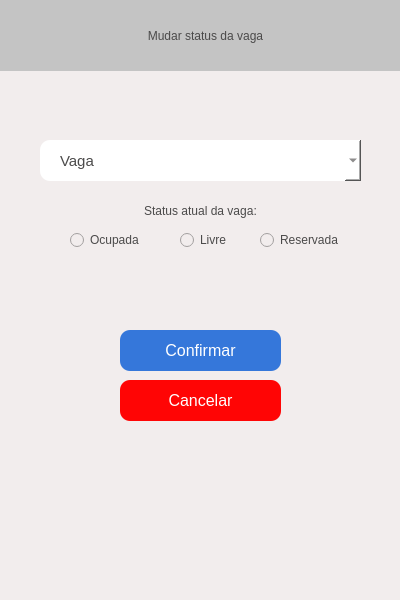
This is docs/funcionario/mudarStatusVaga_funcionario.ui in TrabalhoN2/Estacionamento as Qt 5 draws it before an edit. The edited form follows.
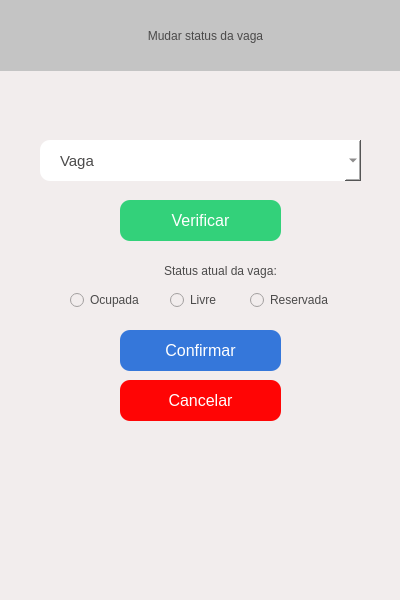
This is the edited form. Icons and pictures are not drawn.

Commit message: Botão de verificação adicionado

What changed in the file:
```diff
--- a/docs/funcionario/mudarStatusVaga_funcionario.ui
+++ b/docs/funcionario/mudarStatusVaga_funcionario.ui
@@ -248,8 +248,8 @@
    <widget class="QLabel" name="label_2">
     <property name="geometry">
      <rect>
-      <x>40</x>
-      <y>200</y>
+      <x>60</x>
+      <y>260</y>
       <width>321</width>
       <height>21</height>
      </rect>
@@ -265,7 +265,7 @@
     <property name="geometry">
      <rect>
       <x>70</x>
-      <y>230</y>
+      <y>290</y>
       <width>89</width>
       <height>20</height>
      </rect>
@@ -280,8 +280,8 @@
    <widget class="QRadioButton" name="vagaLivre">
     <property name="geometry">
      <rect>
-      <x>180</x>
-      <y>230</y>
+      <x>170</x>
+      <y>290</y>
       <width>61</width>
       <height>20</height>
      </rect>
@@ -296,8 +296,8 @@
    <widget class="QRadioButton" name="vagaReservada">
     <property name="geometry">
      <rect>
-      <x>260</x>
-      <y>230</y>
+      <x>250</x>
+      <y>290</y>
       <width>101</width>
       <height>20</height>
      </rect>
@@ -309,6 +309,33 @@
      <string>Reservada</string>
     </property>
    </widget>
+   <widget class="QPushButton" name="btnVerificarVaga">
+    <property name="geometry">
+     <rect>
+      <x>120</x>
+      <y>200</y>
+      <width>161</width>
+      <height>41</height>
+     </rect>
+    </property>
+    <property name="font">
+     <font>
+      <pointsize>12</pointsize>
+     </font>
+    </property>
+    <property name="cursor">
+     <cursorShape>PointingHandCursor</cursorShape>
+    </property>
+    <property name="styleSheet">
+     <string notr="true">background-color: rgb(51, 209, 122);
+border: none;
+border-radius:10px;
+color: rgb(255, 255, 255);</string>
+    </property>
+    <property name="text">
+     <string>Verificar</string>
+    </property>
+   </widget>
   </widget>
   <widget class="QMenuBar" name="menubar">
    <property name="geometry">
```
The commit also changes 1 other file.
